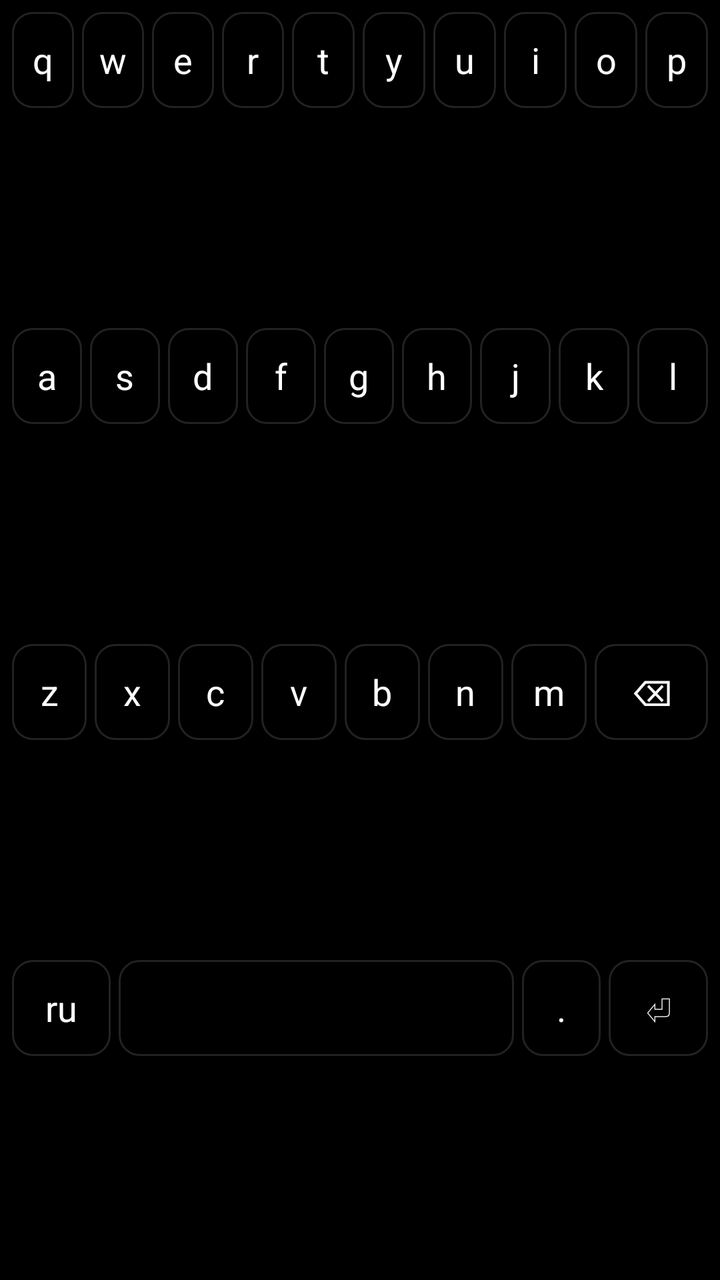
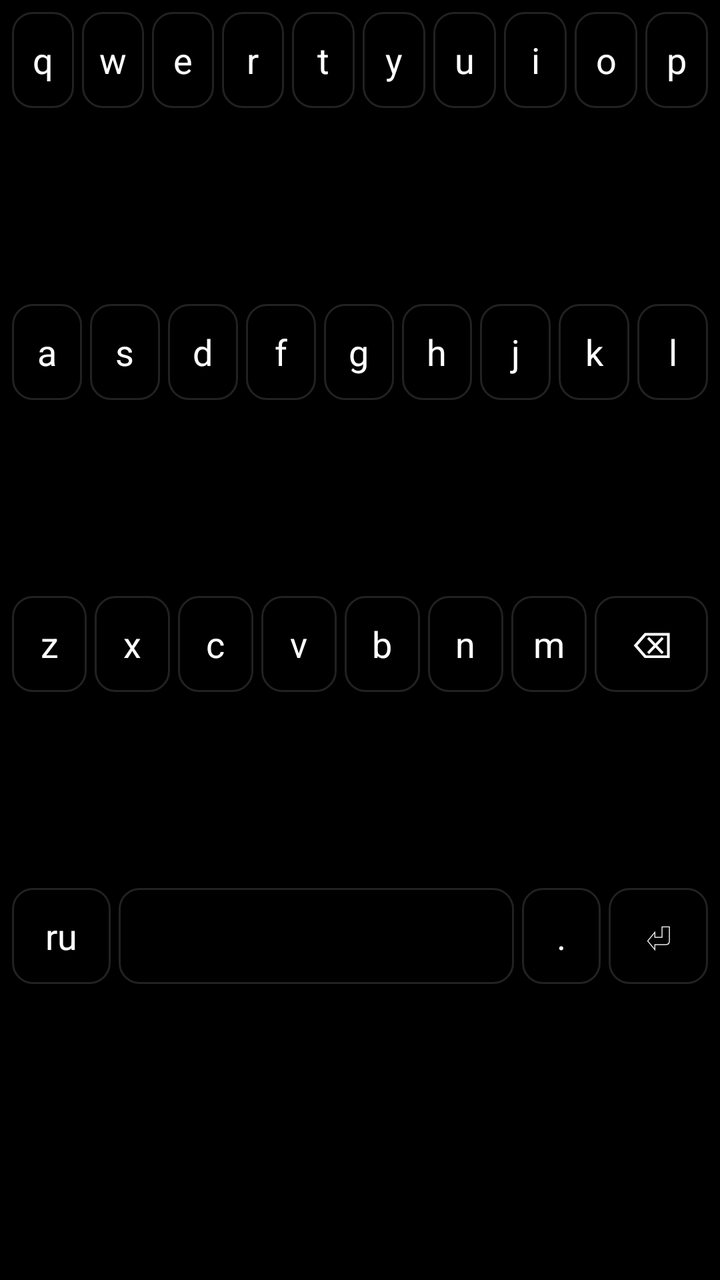

The first picture is an Android layout as it rendered before a commit; the second is the same layout after the commit. The layout source and the unified diff follow.
<!-- AndroidManifest.xml: application theme Theme.GoyKeyboard -->
<!-- res/layout/keyboard_layout.xml -->
<?xml version="1.0" encoding="utf-8"?>
<LinearLayout xmlns:android="http://schemas.android.com/apk/res/android"
    android:id="@+id/keys_container"
    android:layout_width="match_parent"
    android:layout_height="match_parent"
    android:orientation="vertical"
    android:padding="4dp"
    android:background="#000000">

    
    <LinearLayout
        android:layout_width="match_parent"
        android:layout_height="0dp"
        android:layout_weight="1"
        android:orientation="horizontal">

        <TextView style="@style/KeyStyle" android:layout_weight="1" android:text="q"/>
        <TextView style="@style/KeyStyle" android:layout_weight="1" android:text="w"/>
        <TextView style="@style/KeyStyle" android:layout_weight="1" android:text="e"/>
        <TextView style="@style/KeyStyle" android:layout_weight="1" android:text="r"/>
        <TextView style="@style/KeyStyle" android:layout_weight="1" android:text="t"/>
        <TextView style="@style/KeyStyle" android:layout_weight="1" android:text="y"/>
        <TextView style="@style/KeyStyle" android:layout_weight="1" android:text="u"/>
        <TextView style="@style/KeyStyle" android:layout_weight="1" android:text="i"/>
        <TextView style="@style/KeyStyle" android:layout_weight="1" android:text="o"/>
        <TextView style="@style/KeyStyle" android:layout_weight="1" android:text="p"/>
    </LinearLayout>

    
    <LinearLayout
        android:layout_width="match_parent"
        android:layout_height="0dp"
        android:layout_weight="1"
        android:orientation="horizontal">

        <TextView style="@style/KeyStyle" android:layout_weight="1" android:text="a"/>
        <TextView style="@style/KeyStyle" android:layout_weight="1" android:text="s"/>
        <TextView style="@style/KeyStyle" android:layout_weight="1" android:text="d"/>
        <TextView style="@style/KeyStyle" android:layout_weight="1" android:text="f"/>
        <TextView style="@style/KeyStyle" android:layout_weight="1" android:text="g"/>
        <TextView style="@style/KeyStyle" android:layout_weight="1" android:text="h"/>
        <TextView style="@style/KeyStyle" android:layout_weight="1" android:text="j"/>
        <TextView style="@style/KeyStyle" android:layout_weight="1" android:text="k"/>
        <TextView style="@style/KeyStyle" android:layout_weight="1" android:text="l"/>
    </LinearLayout>

    
    <LinearLayout
        android:layout_width="match_parent"
        android:layout_height="0dp"
        android:layout_weight="1"
        android:orientation="horizontal">

        <TextView style="@style/KeyStyle" android:layout_weight="1" android:text="z"/>
        <TextView style="@style/KeyStyle" android:layout_weight="1" android:text="x"/>
        <TextView style="@style/KeyStyle" android:layout_weight="1" android:text="c"/>
        <TextView style="@style/KeyStyle" android:layout_weight="1" android:text="v"/>
        <TextView style="@style/KeyStyle" android:layout_weight="1" android:text="b"/>
        <TextView style="@style/KeyStyle" android:layout_weight="1" android:text="n"/>
        <TextView style="@style/KeyStyle" android:layout_weight="1" android:text="m"/>

        <TextView
            style="@style/KeyStyle"
            android:layout_weight="1.5"
            android:text="@string/key_delete"/>
    </LinearLayout>

    
    <LinearLayout
        android:layout_width="match_parent"
        android:layout_height="0dp"
        android:layout_weight="1"
        android:orientation="horizontal">

        <TextView
            style="@style/KeyStyle"
            android:layout_weight="1.5"
            android:text="ru"/>

        <TextView
            style="@style/KeyStyle"
            android:layout_weight="6"
            android:text=" "/>

        <TextView
            style="@style/KeyStyle"
            android:layout_weight="1.2"
            android:text="." />

        <TextView
            style="@style/KeyStyle"
            android:layout_weight="1.5"
            android:text="@string/key_enter"/>
    </LinearLayout>

</LinearLayout>
<!-- resources referenced by this layout -->
<resources>
  <string name="key_delete">⌫</string>
  <string name="key_enter">⏎</string>
  <style name="KeyStyle">
          <item name="android:layout_width">0dp</item>
          <item name="android:layout_height">48dp</item>
          <item name="android:layout_weight">1</item>
  
          <item name="android:gravity">center</item>
  
          <item name="android:textColor">#FFFFFF</item>
          <item name="android:textSize">18sp</item>
  
          <item name="android:background">@drawable/key_bg</item>
  
          <item name="android:layout_margin">2dp</item>
      </style>
  <style name="Theme.GoyKeyboard" parent="Theme.MaterialComponents.DayNight.DarkActionBar">
          
          <item name="colorPrimary">@color/purple_500</item>
          <item name="colorPrimaryVariant">@color/purple_700</item>
          <item name="colorOnPrimary">@color/white</item>
          
          <item name="colorSecondary">@color/teal_200</item>
          <item name="colorSecondaryVariant">@color/teal_700</item>
          <item name="colorOnSecondary">@color/black</item>
          
          <item name="android:statusBarColor">?attr/colorPrimaryVariant</item>
          
      </style>
  <!-- drawable key_bg (drawable) -->
  <?xml version="1.0" encoding="utf-8"?>
  <selector xmlns:android="http://schemas.android.com/apk/res/android">
  
      <item android:state_pressed="true">
          <shape>
              <solid android:color="#111111"/>
              <corners android:radius="10dp"/>
          </shape>
      </item>
  
      <item>
          <shape>
              <solid android:color="#000000"/>
              <corners android:radius="10dp"/>
              <stroke android:width="1dp" android:color="#222222"/>
          </shape>
      </item>
  
  </selector>
  <color name="purple_500">#FF6200EE</color>
  <color name="purple_700">#FF3700B3</color>
  <color name="white">#FFFFFFFF</color>
  <color name="teal_200">#FF03DAC5</color>
  <color name="teal_700">#FF018786</color>
  <color name="black">#FF000000</color>
</resources>

<!-- the commit's change to res/layout/keyboard_layout.xml (unified diff, before → after) -->
@@ -92,5 +92,8 @@
             android:layout_weight="1.5"
             android:text="@string/key_enter"/>
     </LinearLayout>
+    <View
+        android:layout_width="match_parent"
+        android:layout_height="48dp"/>
 
 </LinearLayout>
